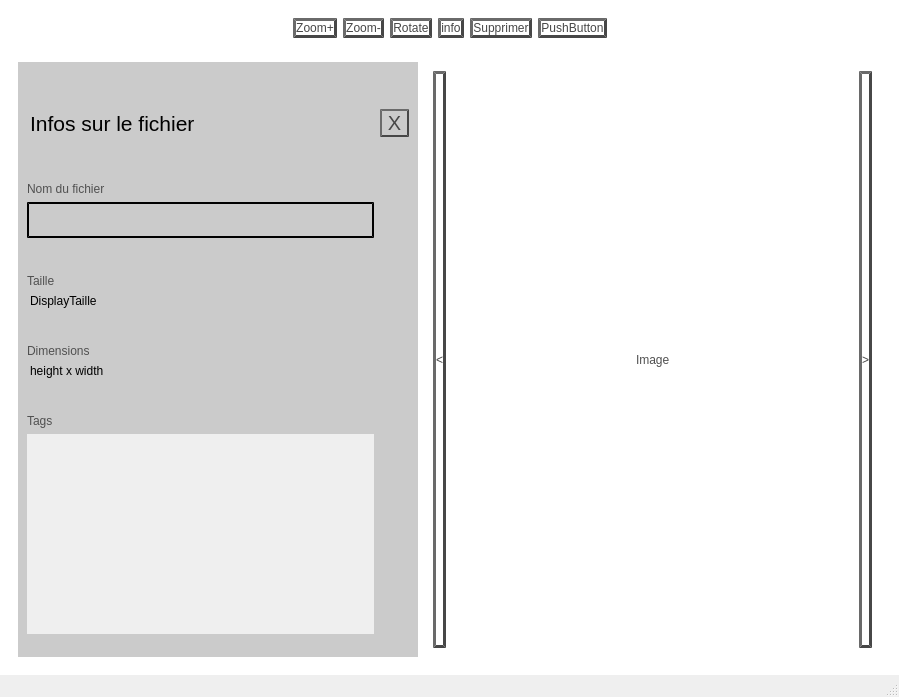
Above: viewer.ui from SebGonzalez/BibliothequePhoto before the change. Below: the same form after it.
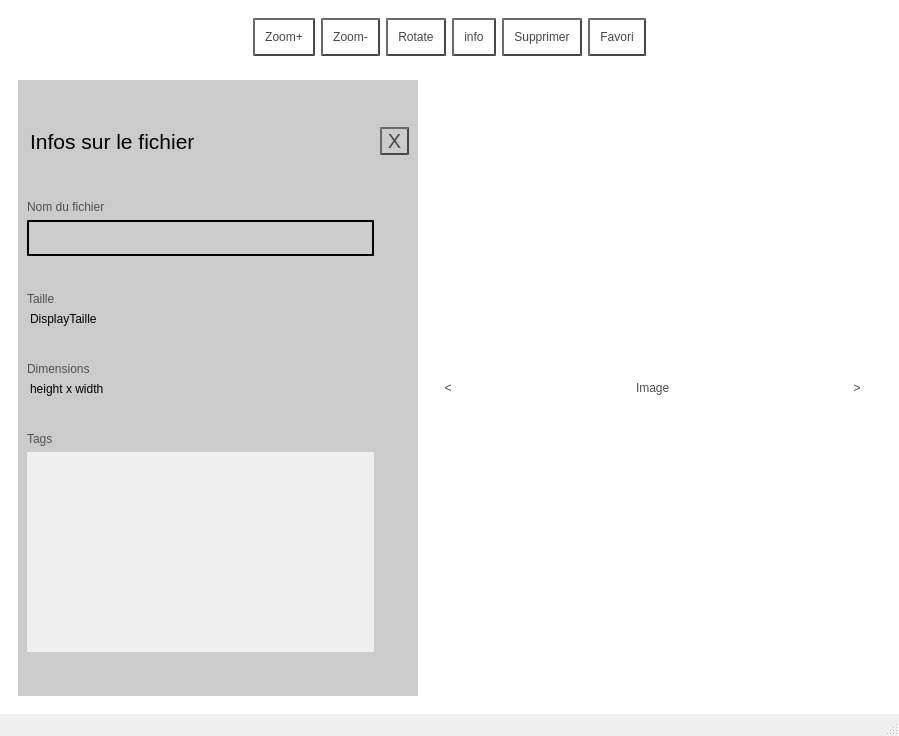
That is the form after the change.

Patch:
```diff
--- a/viewer.ui
+++ b/viewer.ui
@@ -7,7 +7,7 @@
     <x>0</x>
     <y>0</y>
     <width>899</width>
-    <height>697</height>
+    <height>736</height>
    </rect>
   </property>
   <property name="windowTitle">
@@ -53,13 +53,16 @@
 	border-color: black;
 }
 
-QPushButton #next_picture{
-	opacity: 200;
+QPushButton#next_picture, QPushButton#previous_picture{
 	color: rgb(71, 71, 71);
-	border-style: outset;
 	border: none;
 }
 
+QPushButton#next_picture:hover, QPushButton#previous_picture:hover{
+	color: black;
+	background-color: rgb(167, 167, 167)
+}
+
 QLabel{
 	color: rgb(80, 80, 80);
 	font: 12pt &quot;Myriad Web Pro&quot;;
@@ -83,13 +86,7 @@
 	margin : 40% 0%;
 }
 
-QLabel#size {
-	color: black;
-	margin-bottom: 30px
-
-}
-
-QLabel#dimensions {
+QLabel#size, QLabel#dimensions {
 	color: black;
 	margin-bottom: 30px
 
@@ -104,7 +101,10 @@
 	margin-bottom: 30px
 }
 
-</string>
+QPushButton#zoom, QPushButton#zoomOut, QPushButton#rotate, QPushButton#info, QPushButton#deleteButton, QPushButton#favourite {
+	border-width: 2px;
+	padding: 10%;
+}</string>
   </property>
   <widget class="QWidget" name="centralwidget">
    <layout class="QVBoxLayout" name="verticalLayout_2">
@@ -161,16 +161,16 @@
           </widget>
          </item>
          <item>
-          <widget class="QPushButton" name="boutonSupprimer">
+          <widget class="QPushButton" name="deleteButton">
            <property name="text">
             <string>Supprimer</string>
            </property>
           </widget>
          </item>
          <item>
-          <widget class="QPushButton" name="pushButton_6">
+          <widget class="QPushButton" name="favourite">
            <property name="text">
-            <string>PushButton</string>
+            <string>Favori</string>
            </property>
           </widget>
          </item>
@@ -269,25 +269,11 @@
                 <rect>
                  <x>0</x>
                  <y>0</y>
-                 <width>350</width>
+                 <width>348</width>
                  <height>200</height>
                 </rect>
                </property>
-               <layout class="QVBoxLayout" name="verticalLayout">
-                <item>
-                 <spacer name="verticalSpacer">
-                  <property name="orientation">
-                   <enum>Qt::Vertical</enum>
-                  </property>
-                  <property name="sizeHint" stdset="0">
-                   <size>
-                    <width>20</width>
-                    <height>40</height>
-                   </size>
-                  </property>
-                 </spacer>
-                </item>
-               </layout>
+               <layout class="QVBoxLayout" name="verticalLayout"/>
               </widget>
              </widget>
             </item>
@@ -375,7 +361,7 @@
               <x>0</x>
               <y>0</y>
               <width>455</width>
-              <height>566</height>
+              <height>593</height>
              </rect>
             </property>
             <layout class="QHBoxLayout" name="horizontalLayout_4">
@@ -387,6 +373,12 @@
                  <verstretch>0</verstretch>
                 </sizepolicy>
                </property>
+               <property name="minimumSize">
+                <size>
+                 <width>30</width>
+                 <height>0</height>
+                </size>
+               </property>
                <property name="text">
                 <string>&lt;</string>
                </property>
@@ -437,6 +429,12 @@
                  <verstretch>0</verstretch>
                 </sizepolicy>
                </property>
+               <property name="minimumSize">
+                <size>
+                 <width>30</width>
+                 <height>0</height>
+                </size>
+               </property>
                <property name="text">
                 <string>&gt;</string>
                </property>
@@ -459,7 +457,7 @@
      <x>0</x>
      <y>0</y>
      <width>899</width>
-     <height>22</height>
+     <height>20</height>
     </rect>
    </property>
   </widget>
```
